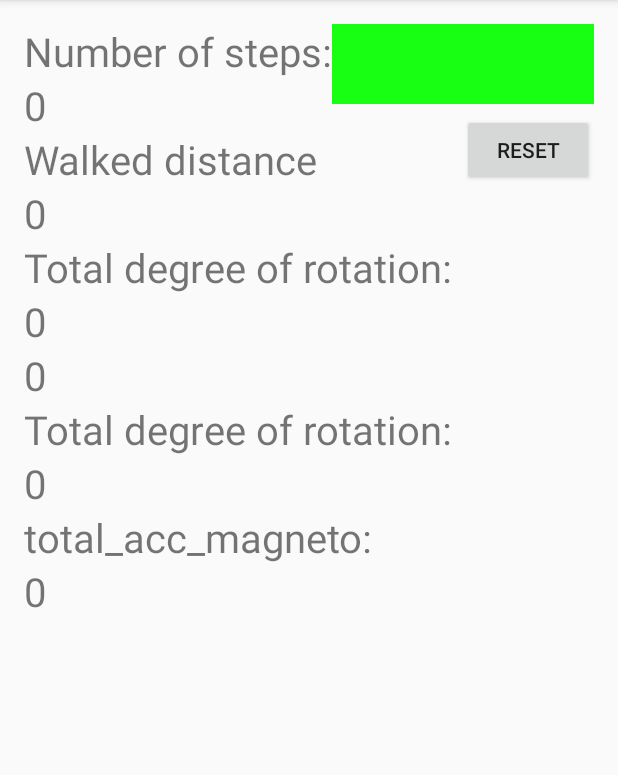
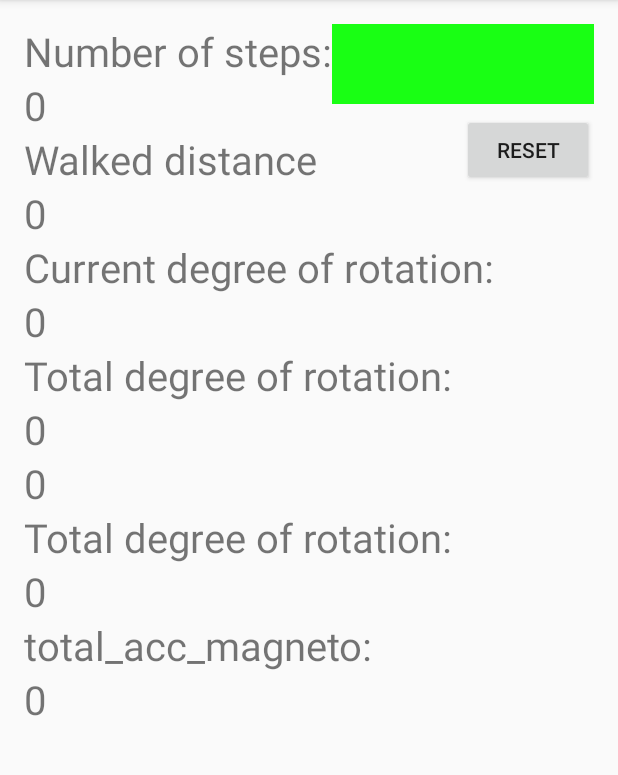
Before and after one commit to gulizseray/TrackUser, an Android app: the screen it shows after launch (MainActivity), on a phone screen of 412 x 824 dp, the part 84-859 px from its top. Run offline under Robolectric (Android 15) with nearby library versions, the phone set to English and light mode, and no system bars.

Commit message:
TotalTurn somewhat accurate

```diff
--- a/app/src/main/java/trackuser/hw2/cs498/illinois/edu/trackuser/MainActivity.java
+++ b/app/src/main/java/trackuser/hw2/cs498/illinois/edu/trackuser/MainActivity.java
@@ -69,9 +69,11 @@ public class MainActivity extends ActionBarActivity implements SensorEventListen
     double cachedAudioLevel = 0;
     float cachedLightSensor = 0;
 
+    private boolean isFusedAngleUpdated = false;
     // Unknowns
     private int numSteps = 0;
     private float totalTurn = 0;
+    private float oldFusedAngle = 0;
     //All angles in radians
     private float angleGyro = 0;
     float angleMag = 0;
@@ -83,11 +85,12 @@ public class MainActivity extends ActionBarActivity implements SensorEventListen
     private long lastGyroTime = startTime;
     private long lastMagnetTime = startTime;
     private long lastAccMagTime = startTime;
-
+    private long lastTotalTurnUpdateTime = startTime;
     // TextViews
     private TextView stepsTextView = null;
     private TextView distanceTextView = null;
-    private TextView degreesTextView = null;
+    private TextView currentDegreesTextView = null;
+    private TextView totalDegreesTextView = null;
     private TextView gyroMeasurementTextView = null;
     private TextView magMeasurementTextView = null;
     private TextView errorDetectionTextView = null;
@@ -127,6 +130,9 @@ public class MainActivity extends ActionBarActivity implements SensorEventListen
 
         //initialize microphone
         recordAudioInBackGround.start();
+
+        // start writing total turn angle
+        //calculateTotalTurn.start();
     }
 
     public boolean isAllZeros(float[] a) {
@@ -215,7 +221,11 @@ public class MainActivity extends ActionBarActivity implements SensorEventListen
 
 
         //add absolute value to total turn
-        totalTurn += Math.abs(Math.abs(fusedAngleNew) - Math.abs(fusedAngle));
+        //if( deltaT > 7)
+        float diff = Math.abs(Math.abs(fusedAngleNew) - Math.abs(fusedAngle));
+        if( Math.abs(cachedGyroscope[2]) > 0.03 && System.currentTimeMillis() - startTime > 5000 )
+            totalTurn += diff;
+//
         fusedAngle = fusedAngleNew;
 
 //    fusedAngle += 2 * Math.PI;
@@ -228,7 +238,15 @@ public class MainActivity extends ActionBarActivity implements SensorEventListen
         else if (angleToDisplay > Math.PI)
             angleToDisplay -= 2.0  * Math.PI;
 
-        degreesTextView.setText(String.format("%.2f", Math.toDegrees(angleToDisplay)) + ", " + String.format("%.2f", Math.toDegrees(totalTurn)));
+
+//        if(angleMagInitial != null && !isFusedAngleUpdated){
+//            isFusedAngleUpdated = true;
+//            oldFusedAngle = fusedAngle;
+//            lastTotalTurnUpdateTime = System.currentTimeMillis();
+//        }
+//        currentDegreesTextView.setText(String.format("%.2f", Math.toDegrees(angleToDisplay)) + ", " + String.format("%.2f", Math.toDegrees(totalTurn)));
+        currentDegreesTextView.setText(String.format("%.2f", Math.toDegrees(angleToDisplay)));
+        totalDegreesTextView.setText(String.format("%.2f", Math.toDegrees(totalTurn)));
         gyroMeasurementTextView.setText(String.format("%.3f updating %n %d, %.8f", cachedGyroscope[2], deltaT, addedTurn));
     }
 
@@ -251,6 +269,7 @@ public class MainActivity extends ActionBarActivity implements SensorEventListen
         Sensor mySensor = sensorEvent.sensor;
 
         long currentTime = System.currentTimeMillis();
+
 
         if (mySensor.getType() == Sensor.TYPE_ACCELEROMETER) {
             cachedAccelerometer = lowPassFilter(sensorEvent.values.clone(), cachedAccelerometer);
@@ -281,16 +300,27 @@ public class MainActivity extends ActionBarActivity implements SensorEventListen
         }
 
         writeAllReadingsToFile(currentTime - startTime);
+
+//        if(isFusedAngleUpdated && (currentTime - lastTotalTurnUpdateTime) > 2000){
+//            totalTurn += Math.abs(Math.abs(oldFusedAngle) - Math.abs(fusedAngle));
+//            oldFusedAngle = fusedAngle;
+//
+//            float angleToDisplay;
+//
+//            lastTotalTurnUpdateTime = currentTime;
+//
+//        }
+
     }
 
     public String constructWiFiData() {
         StringBuilder stringBuilder = new StringBuilder();
         stringBuilder.append(numDiscoveredWiFiDevices + ",");
 
-        //Print RSSIs for discovered APs
+        //Print MAC address and RSSIs for discovered APs
         if (wifiList != null) {
             for (int i = 0; i < wifiList.size(); i++) {
-                stringBuilder.append(wifiList.get(i).SSID + "," + wifiList.get(i).level + ",");
+                stringBuilder.append(wifiList.get(i).BSSID + "," + wifiList.get(i).level + ",");
             }
         }
 
@@ -340,7 +370,8 @@ public class MainActivity extends ActionBarActivity implements SensorEventListen
         setContentView(R.layout.activity_main);
         stepsTextView = (TextView) findViewById(R.id.stepCounter);
         distanceTextView = (TextView) findViewById(R.id.distanceValue);
-        degreesTextView = (TextView) findViewById(R.id.degreeCounter);
+        totalDegreesTextView = (TextView) findViewById(R.id.degreeCounter);
+        currentDegreesTextView = (TextView) findViewById(R.id.currentDegreeCounter);
         gyroMeasurementTextView = (TextView) findViewById(R.id.gyroValues);
         magMeasurementTextView = (TextView) findViewById(R.id.degreeCounterM);
         errorDetectionTextView = (TextView) findViewById(R.id.error_indicator);
@@ -374,6 +405,31 @@ public class MainActivity extends ActionBarActivity implements SensorEventListen
 
         return super.onOptionsItemSelected(item);
     }
+
+
+    float newAngle = 0, oldAngle = 0;
+
+    Thread calculateTotalTurn = new Thread(new Runnable() {
+        @Override
+        public void run() {
+
+            while (true) {
+                oldAngle = newAngle;
+                newAngle = fusedAngle;
+                try {
+
+                    runOnUiThread(new Runnable() {
+                        @Override
+                        public void run() {
+                            totalDegreesTextView.setText(String.format("%.2f", newAngle - oldAngle));
+                        }
+                    });
+                } catch (Exception e) {
+                    e.printStackTrace();
+                }
+            }
+        }
+    });
 
     //Audio level recording
     private MediaRecorder mRecorder = null;
--- a/app/src/main/res/layout/activity_main.xml
+++ b/app/src/main/res/layout/activity_main.xml
@@ -21,8 +21,16 @@
         android:layout_height="wrap_content" android:layout_below="@id/distanceText"
         android:textSize="12pt"/>
 
+    <TextView android:text="@string/current_degrees_text" android:id="@+id/current_degrees" android:layout_width="wrap_content"
+        android:layout_height="wrap_content" android:layout_below="@id/distanceValue"
+        android:textSize="12pt"/>
+
+    <TextView android:text="@string/current_degrees_of_rotation" android:id="@+id/currentDegreeCounter" android:layout_width="wrap_content"
+        android:layout_height="wrap_content" android:layout_below="@id/current_degrees"
+        android:textSize="12pt"/>
+
     <TextView android:text="@string/degrees_text" android:id="@+id/degrees" android:layout_width="wrap_content"
-        android:layout_height="wrap_content" android:layout_below="@id/distanceValue"
+        android:layout_height="wrap_content" android:layout_below="@id/currentDegreeCounter"
         android:textSize="12pt"/>
 
     <TextView android:text="@string/total_degrees_of_rotation" android:id="@+id/degreeCounter" android:layout_width="wrap_content"
--- a/app/src/main/res/values/strings.xml
+++ b/app/src/main/res/values/strings.xml
@@ -6,7 +6,9 @@
     <string name="steps_text">Number of steps: </string>
     <string name="number_of_steps">0</string>
     <string name="degrees_text">Total degree of rotation: </string>
+    <string name="current_degrees_text">Current degree of rotation: </string>
     <string name="total_degrees_of_rotation">0</string>
+    <string name="current_degrees_of_rotation">0</string>
     <string name="distance_value">0</string>
     <string name="distance_text">Walked distance</string>
     <string name="audio_text">Audio Level:</string>
```
